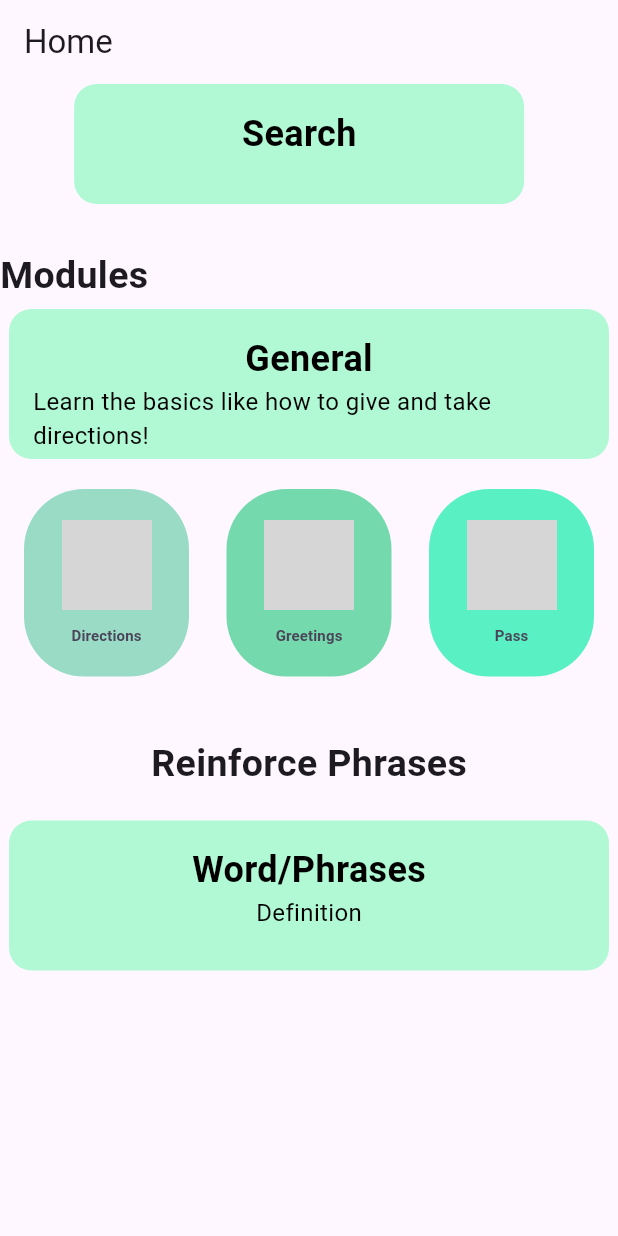
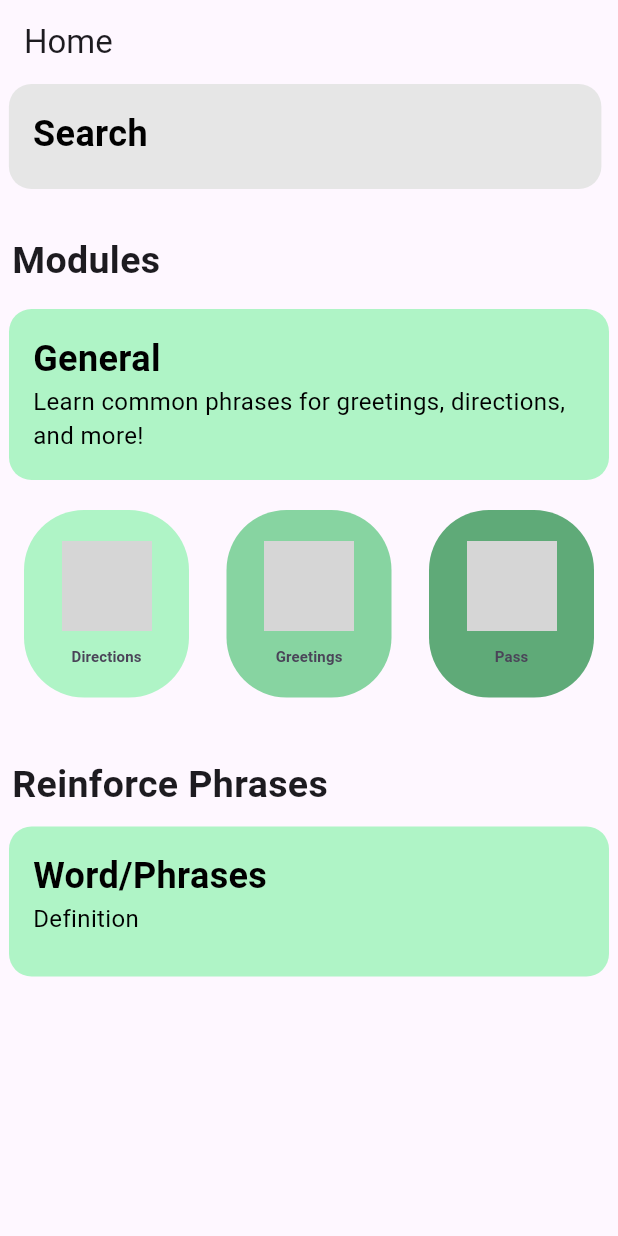
Before and after one commit to monsimb/CSCE3444_SoftwareEng, a Flutter app: the screen it shows after launch, on a phone screen of 412 x 824 dp. Run offline on Flutter 3.47's test engine with Material 3 defaults, Android fonts, the light colour scheme and no system bars; our stand-ins replace audioplayers; grey boxes are pictures that could not be loaded.

Commit message:
colors and text alignment done

```diff
--- a/lib/main.dart
+++ b/lib/main.dart
@@ -2,6 +2,7 @@
 
 import 'package:flutter/material.dart';
 import 'package:audioplayers/audioplayers.dart';
+import 'package:flutter/widgets.dart';
 
 // should add constants for sizes ( figure out how to use phone ratios for sizing? (scale factor))
 
@@ -111,9 +112,9 @@ class _HomePageState extends State<HomePage> with TickerProviderStateMixin {
         body: Column(
             crossAxisAlignment: CrossAxisAlignment.center,
             children: <Widget>[
-          SizedBox(width: 300, height: 80, child: banner('Search')),
+          SizedBox(width: 395, height: 70, child: banner('Search', backgroundColor: Color.fromARGB(255, 230, 230, 230))),
           const Padding(
-              padding: EdgeInsets.only(right: 300, top: 30),
+              padding: EdgeInsets.only(left: 8, right:300, top: 30),
               child: Text('Modules',
                   style:
                       TextStyle(fontSize: 25.0, fontWeight: FontWeight.bold))),
@@ -130,32 +131,38 @@ class _HomePageState extends State<HomePage> with TickerProviderStateMixin {
           // all widgets on home page
           SizedBox(
               width: 400,
-              height: 100,
-              child: banner('General',
+              height: 114,
+              child: banner('General', backgroundColor:Color.fromARGB(255, 175, 244, 198),
                   subtext:
-                      'Learn the basics like how to give and take directions!')),
+                      'Learn common phrases for greetings, directions, and more!')),
 
           h30_spacer, // spacer
 
           SizedBox(
             child:
-                moduleButtonWidget(context, 'Directions', 'Greetings', 'Pass'),
+                moduleButtonWidget(context, 'Directions', 'Greetings', 'Pass',
+                  color1: Color.fromARGB(255, 175, 244, 198),
+                  color2: Color.fromARGB(255, 135, 212, 161),
+                  color3: Color.fromARGB(255, 95, 170, 120)),
           ),
 
          const Padding(
-          padding: EdgeInsets.only(top: 40),
+          padding: EdgeInsets.only(left: 8, top: 40),
+          child: Align(
+            alignment: Alignment.centerLeft,
             child: Text(
               'Reinforce Phrases',
               style: TextStyle(fontSize: 25.0, fontWeight: FontWeight.bold),
-            ),
+              )),
+
           ),
 
-          h30_spacer, //spacer
+          SizedBox(height:10),    //smaller spacer
 
           SizedBox(
             width: 400,
             height: 100,
-            child: banner('Word/Phrases',
+            child: banner('Word/Phrases', backgroundColor:Color.fromARGB(255, 175, 244, 198),
               subtext:
                   'Definition')
           ),
@@ -174,10 +181,10 @@ Widget homePage2() {
           // all widgets on home page
           SizedBox(
               width: 400,
-              height: 100,
-              child: banner('Food',
+              height: 114,
+              child: banner('Food', backgroundColor:Color.fromARGB(255, 252, 209, 156),
                   subtext:
-                      'Learn the basics like how to order food!', backgroundColor: Colors.orange, textColor: Colors.white)),
+                      'Learn the basics for working with food!')),
 
           h30_spacer, // spacer
 
@@ -185,22 +192,27 @@ Widget homePage2() {
           SizedBox(
             child:
                 moduleButtonWidget(context, 'Ingredients', 'Cooking Tools', 'Taking Orders',
-          )),
+                  color1: Color.fromARGB(255, 252, 209, 156),
+                  color2: Color.fromARGB(255, 237, 183, 133),
+                  color3: Color.fromARGB(255, 206, 153, 104))),
 
          const Padding(
-          padding: EdgeInsets.only(top: 40),
+          padding: EdgeInsets.only(left: 8, top: 40),
+          child: Align(
+            alignment: Alignment.centerLeft,
             child: Text(
               'Reinforce Phrases',
               style: TextStyle(fontSize: 25.0, fontWeight: FontWeight.bold),
-            ),
+              )),
+
           ),
 
-          h30_spacer, //spacer
+          SizedBox(height:10),    //smaller spacer
 
           SizedBox(
             width: 400,
             height: 100,
-            child: banner('Word/Phrases',
+            child: banner('Word/Phrases', backgroundColor:Color.fromARGB(255, 252, 209, 156),
               subtext:
                   'Definition')
           ),
@@ -219,8 +231,8 @@ Widget homePage2() {
           // all widgets on home page
           SizedBox(
               width: 400,
-              height: 100,
-              child: banner('Beauty',
+              height: 114,
+              child: banner('Beauty', backgroundColor: Color.fromARGB(255, 210, 244, 248),
                   subtext:
                       'Learn sentences related to styling!')),
 
@@ -230,22 +242,27 @@ Widget homePage2() {
           SizedBox(
             child:
                 moduleButtonWidget(context, 'Hair Care', 'Nail Care', 'Spa',
-          )),
+                  color1: Color.fromARGB(255, 210, 244, 248),
+                  color2: Color.fromARGB(255, 186, 231, 236),
+                  color3: Color.fromARGB(255, 167, 214, 220))),
 
          const Padding(
-          padding: EdgeInsets.only(top: 40),
+          padding: EdgeInsets.only(left: 8, top: 40),
+          child: Align(
+            alignment: Alignment.centerLeft,
             child: Text(
               'Reinforce Phrases',
               style: TextStyle(fontSize: 25.0, fontWeight: FontWeight.bold),
-            ),
+              )),
+
           ),
 
-          h30_spacer, //spacer
+          SizedBox(height:10),    //smaller spacer
 
           SizedBox(
             width: 400,
             height: 100,
-            child: banner('Word/Phrases',
+            child: banner('Word/Phrases',  backgroundColor: Color.fromARGB(255, 210, 244, 248),
               subtext:
                   'Definition')
           ),
@@ -264,8 +281,8 @@ Widget homePage2() {
           // all widgets on home page
           SizedBox(
               width: 400,
-              height: 100,
-              child: banner('Travel',
+              height: 114,
+              child: banner('Travel',  backgroundColor: Color.fromARGB(255, 252, 250, 207),
                   subtext:
                       'Learn sentences related to travel!')),
 
@@ -275,22 +292,27 @@ Widget homePage2() {
           SizedBox(
             child:
                 moduleButtonWidget(context, 'Rentals', 'Airport', 'Hotels',
-          )),
+                  color1: Color.fromARGB(255, 252, 250, 207),
+                  color2: Color.fromARGB(255, 245, 242, 170),
+                  color3: Color.fromARGB(255, 236, 232, 144))),
 
          const Padding(
-          padding: EdgeInsets.only(top: 40),
+          padding: EdgeInsets.only(left: 8, top: 40),
+          child: Align(
+            alignment: Alignment.centerLeft,
             child: Text(
               'Reinforce Phrases',
               style: TextStyle(fontSize: 25.0, fontWeight: FontWeight.bold),
-            ),
+              )),
+
           ),
 
-          h30_spacer, //spacer
+          SizedBox(height:10),    //smaller spacer
 
           SizedBox(
             width: 400,
             height: 100,
-            child: banner('Word/Phrases',
+            child: banner('Word/Phrases',  backgroundColor: Color.fromARGB(255, 252, 250, 207),
               subtext:
                   'Definition')
           ),
@@ -299,7 +321,7 @@ Widget homePage2() {
     );
   }
 
-  Widget banner(String text, {String subtext = '', Color backgroundColor = const Color(0xFFB0F9D4), Color textColor = Colors.black}) {
+  Widget banner(String text, {required Color backgroundColor, String subtext = '', Color textColor = Colors.black}) {
   return Container(
     decoration: BoxDecoration(
       color: backgroundColor,
@@ -309,15 +331,19 @@ Widget homePage2() {
     child: Column(
       mainAxisAlignment: MainAxisAlignment.start,
       children: [
-        Text(
+        Align(
+          alignment: Alignment.centerLeft,
+          child: Text(
             text,
             style: TextStyle(fontSize: 24, fontWeight: FontWeight.bold, color: textColor),
-        ),
+        )),
         if (subtext.isNotEmpty)
-          Text(
+          Align(
+            alignment: Alignment.centerLeft,
+            child: Text(
               subtext,
               style: TextStyle(fontSize: 16, color: textColor),
-          ),
+          )),
       ],
     ),
   );
@@ -368,7 +394,7 @@ Widget homePage2() {
     );
   }
 */
-  Widget moduleButtonWidget(BuildContext context, submod1, submod2, submod3) {
+  Widget moduleButtonWidget(BuildContext context, submod1, submod2, submod3, {required Color color1, required Color color2, required Color color3}) {
     // style for all buttons. (current holding size and shape)
     final ButtonStyle btnStyle = ElevatedButton.styleFrom(
       minimumSize: const Size(110, 125),
@@ -379,11 +405,11 @@ Widget homePage2() {
 
     // colours for first, second, and third
     final ButtonStyle fStyle = ElevatedButton.styleFrom(
-        backgroundColor: const Color.fromARGB(255, 153, 219, 197));
+        backgroundColor: color1);
     final ButtonStyle sStyle = ElevatedButton.styleFrom(
-        backgroundColor: const Color.fromARGB(255, 116, 217, 172));
+        backgroundColor: color2);
     final ButtonStyle tStyle = ElevatedButton.styleFrom(
-        backgroundColor: const Color.fromARGB(255, 89, 241, 195));
+        backgroundColor: color3);
 
     // text style, (bold, font, color, etc)
     const TextStyle texStyle = TextStyle(
```
Also changed, not shown: assets/osodirection.png (added). Lines whose indentation alone changed are shown as unchanged.
